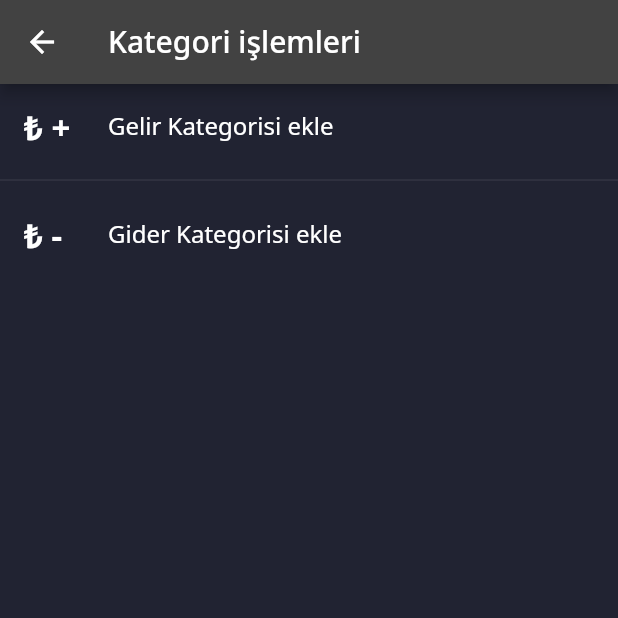
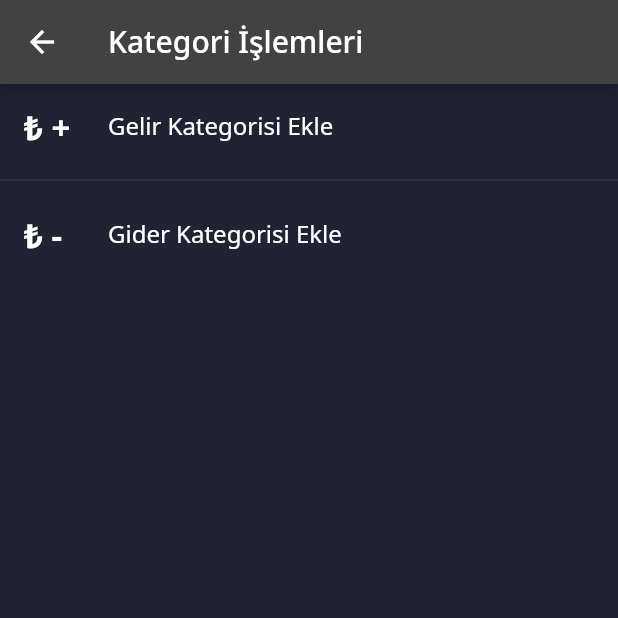
Before and after one commit to efetemel/benimhesabim, a Flutter app: the AddSelect screen opened directly with empty values, after a tap on an icon or button, on a phone screen of 412 x 824 dp, the top half of it. Run offline on Flutter 3.47's test engine with Material 2 defaults, Android fonts, the phone set to English and light mode, and no system bars; our stand-ins replace fl_chart, google_fonts, hive, hive_flutter, shared_preferences; missing offline and left inert: dart:ffi; accounts and stored records are empty.

Commit message:
Uygulama içi Textler bir araya toplandı.

```diff
--- a/lib/screens/categories/categoryProcView.dart
+++ b/lib/screens/categories/categoryProcView.dart
@@ -1,6 +1,8 @@
 import 'package:benimhesabim/screens/categories/addExpenseCategory.dart';
 import 'package:benimhesabim/screens/categories/addInComeCategory.dart';
 import 'package:flutter/material.dart';
+
+import '../../utils/settings.dart';
 
 class CategoryProcView extends StatelessWidget {
 
@@ -20,7 +22,7 @@ class CategoryProcView extends StatelessWidget {
   @override
   Widget build(BuildContext context) {
     return Scaffold(
-      appBar: AppBar(title: const Text("Kategori işlemleri")),
+      appBar: AppBar(title: Text(Settings.categoryProccessText_)),
       body: ListView(
         children: [
           ListTile(
@@ -28,7 +30,7 @@ class CategoryProcView extends StatelessWidget {
               "₺ +",
               style: TextStyle(fontSize: 22, fontWeight: FontWeight.bold),
             ),
-            title: const Text("Gelir Kategorisi ekle"),
+            title:  Text(Settings.addInComeCategoryText),
             onTap: () {handleAddInComeCategory(context);},
 
           ),
@@ -38,7 +40,7 @@ class CategoryProcView extends StatelessWidget {
               "₺ -",
               style: TextStyle(fontSize: 22, fontWeight: FontWeight.bold),
             ),
-            title: const Text("Gider Kategorisi ekle"),
+            title:  Text(Settings.addExpenseCategoryText),
             onTap: () {handleAddExpenseCategory(context);},
           ),
         ],
--- a/lib/screens/selectProcView.dart
+++ b/lib/screens/selectProcView.dart
@@ -4,6 +4,7 @@ import 'package:benimhesabim/screens/transactions/addTransactionInComeView.dart'
 import 'package:flutter/material.dart';
 
 import '../constants.dart';
+import '../utils/settings.dart';
 class AddSelect extends StatelessWidget {
 
   String name;
@@ -25,7 +26,7 @@ class AddSelect extends StatelessWidget {
   @override
   Widget build(BuildContext context) {
     return Scaffold(
-      appBar: AppBar(title:Text("İşlem seç")),
+      appBar: AppBar(title:Text(Settings.selectProccessText)),
       body: Container(
         alignment: Alignment.center,
         height: MediaQuery.of(context).size.height,
@@ -58,7 +59,7 @@ class AddSelect extends StatelessWidget {
                         Icon(Icons.category,size: 32),
                         SizedBox(height: 5),
                         Text(
-                          "Kategori\n İşlemleri",
+                          Settings.categoryProccessText,
                           textAlign: TextAlign.center,
                           style: TextStyle(
                               fontSize: 22.0
@@ -97,7 +98,7 @@ class AddSelect extends StatelessWidget {
                         ),
                         SizedBox(height: 5),
                         Text(
-                          "Bakiye\n İşlemleri",
+                          Settings.balanceProccessText,
                           textAlign: TextAlign.center,
                           style: TextStyle(
                               fontSize: 22.0
--- /dev/null
+++ b/lib/utils/settings.dart
@@ -0,0 +1,35 @@
+import 'package:flutter/material.dart';
+class Settings{
+  static String welcomeText = "Hoşgeldin";
+  static String totalBalanceText = "Toplam Bakiye";
+  static String monthInComeText = "Aylık Gelir";
+  static String monthExpenseText = "Aylık Gider";
+  static String recentProccessText = "Son İşlemler";
+  static String historyProccessText = "İşlem Geçmişi";
+  static String categoryText = "Kategori";
+  static String moneySymbolText = " TL";
+  static String addButtonText = "Ekle";
+  static String okButtonText = "Tamam";
+  static String moreViewText = "Daha fazla göster";
+  static String categoryProccessText = "Kategori\n İşlemleri";
+  static String categoryProccessText_ = "Kategori İşlemleri";
+  static String balanceProccessText = "Bakiye\n İşlemleri";
+  static String balanceProccessText_ = "Bakiye İşlemleri";
+  static String addInComeCategoryText = "Gelir Kategorisi Ekle";
+  static String addExpenseCategoryText = "Gider Kategorisi Ekle";
+  static String addInComeTransactionText = "Gelir Ekle";
+  static String addExpenseTransactionText = "Gider Ekle";
+  static String addCategoryHintText = "Kategori adı";
+  static String exmpBalanceHintText = "Örn: 20.23";
+  static String proccessNameHintText = "İşlem adı";
+  static String proccessNotFoundText = "Henüz işlem yok";
+  static String addedCategoryText  = "Kategori eklendi!";
+  static String categoryIsExistText  = "Kategori zaten ekli!";
+  static String emptyFieldsText  = "Boş alan bırakmayınız!";
+  static String selectDateText  = "Tarih seçin";
+  static String selectProccessText  = "İşlem Seçin";
+  static String cancelText  = "İptal";
+  static String selectText  = "Seç";
+  static String invalidMoneyText  = "Lütfen para miktarını doğru giriniz!";
+
+}
```
Also changed, not shown: lib/screens/categories/addExpenseCategory.dart (+7 -6 lines), lib/screens/categories/addInComeCategory.dart (+7 -6 lines), lib/screens/homeView.dart (+21 -13 lines), lib/screens/recentProcView.dart (+0 -12 lines), lib/screens/transactions/addTransactionExpenseView.dart (+14 -19 lines), lib/screens/transactions/addTransactionInComeView.dart (+14 -18 lines), lib/screens/transactions/transactionProcView.dart (+4 -3 lines).
